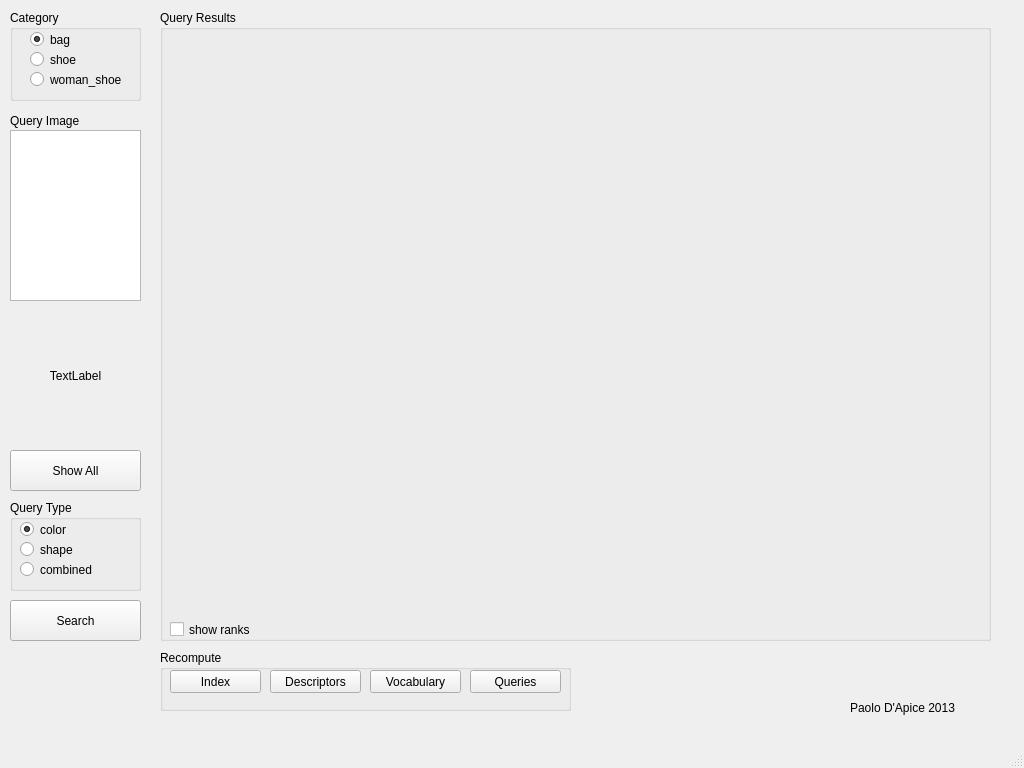
The window that demo/src/demo.ui (dapicester/image-search) describes before a commit, drawn with Qt 5.
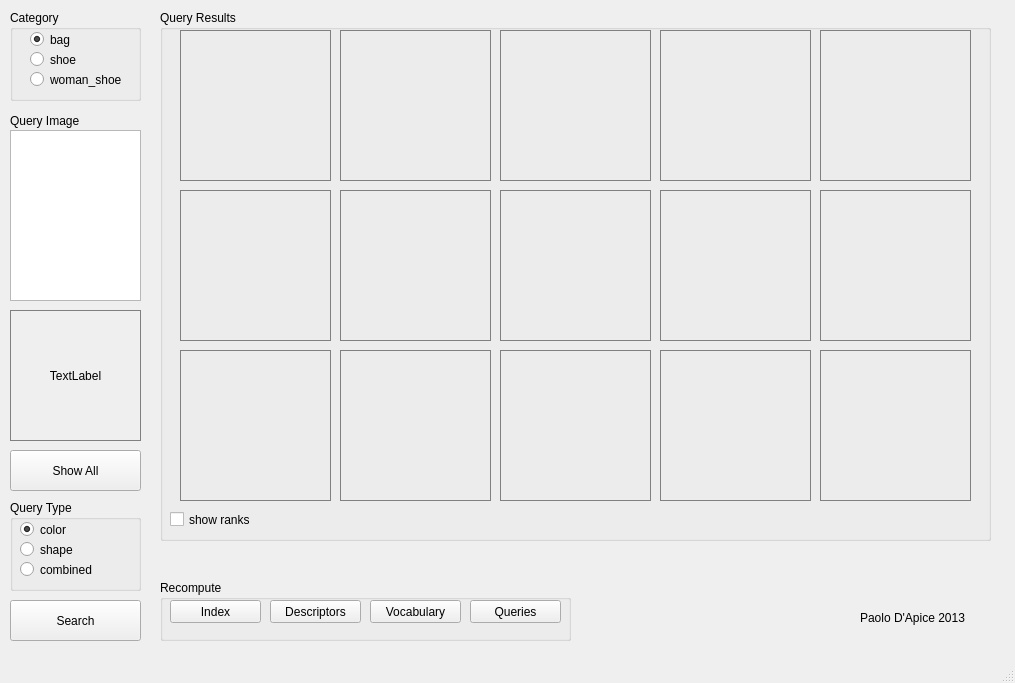
The same window after the commit.

Commit message: Added labels for query results

Diff of the .ui file:
```diff
--- a/demo/src/demo.ui
+++ b/demo/src/demo.ui
@@ -6,8 +6,8 @@
    <rect>
     <x>0</x>
     <y>0</y>
-    <width>1024</width>
-    <height>768</height>
+    <width>1015</width>
+    <height>683</height>
    </rect>
   </property>
   <property name="windowTitle">
@@ -187,7 +187,7 @@
       <x>160</x>
       <y>10</y>
       <width>831</width>
-      <height>631</height>
+      <height>531</height>
      </rect>
     </property>
     <property name="title">
@@ -197,7 +197,7 @@
      <property name="geometry">
       <rect>
        <x>10</x>
-       <y>610</y>
+       <y>500</y>
        <width>101</width>
        <height>19</height>
       </rect>
@@ -206,12 +206,477 @@
       <string>show ranks</string>
      </property>
     </widget>
+    <widget class="QLabel" name="queryResult_1">
+     <property name="geometry">
+      <rect>
+       <x>20</x>
+       <y>20</y>
+       <width>151</width>
+       <height>151</height>
+      </rect>
+     </property>
+     <property name="toolTip">
+      <string>Images similar to this will be retrieved</string>
+     </property>
+     <property name="styleSheet">
+      <string notr="true">border: 1px solid gray</string>
+     </property>
+     <property name="frameShadow">
+      <enum>QFrame::Plain</enum>
+     </property>
+     <property name="midLineWidth">
+      <number>1</number>
+     </property>
+     <property name="text">
+      <string/>
+     </property>
+     <property name="scaledContents">
+      <bool>false</bool>
+     </property>
+     <property name="alignment">
+      <set>Qt::AlignCenter</set>
+     </property>
+    </widget>
+    <widget class="QLabel" name="queryResult_2">
+     <property name="geometry">
+      <rect>
+       <x>180</x>
+       <y>20</y>
+       <width>151</width>
+       <height>151</height>
+      </rect>
+     </property>
+     <property name="toolTip">
+      <string>Images similar to this will be retrieved</string>
+     </property>
+     <property name="styleSheet">
+      <string notr="true">border: 1px solid gray</string>
+     </property>
+     <property name="frameShadow">
+      <enum>QFrame::Plain</enum>
+     </property>
+     <property name="midLineWidth">
+      <number>1</number>
+     </property>
+     <property name="text">
+      <string/>
+     </property>
+     <property name="scaledContents">
+      <bool>false</bool>
+     </property>
+     <property name="alignment">
+      <set>Qt::AlignCenter</set>
+     </property>
+    </widget>
+    <widget class="QLabel" name="queryResult_3">
+     <property name="geometry">
+      <rect>
+       <x>340</x>
+       <y>20</y>
+       <width>151</width>
+       <height>151</height>
+      </rect>
+     </property>
+     <property name="toolTip">
+      <string>Images similar to this will be retrieved</string>
+     </property>
+     <property name="styleSheet">
+      <string notr="true">border: 1px solid gray</string>
+     </property>
+     <property name="frameShadow">
+      <enum>QFrame::Plain</enum>
+     </property>
+     <property name="midLineWidth">
+      <number>1</number>
+     </property>
+     <property name="text">
+      <string/>
+     </property>
+     <property name="scaledContents">
+      <bool>false</bool>
+     </property>
+     <property name="alignment">
+      <set>Qt::AlignCenter</set>
+     </property>
+    </widget>
+    <widget class="QLabel" name="queryResult_4">
+     <property name="geometry">
+      <rect>
+       <x>500</x>
+       <y>20</y>
+       <width>151</width>
+       <height>151</height>
+      </rect>
+     </property>
+     <property name="toolTip">
+      <string>Images similar to this will be retrieved</string>
+     </property>
+     <property name="styleSheet">
+      <string notr="true">border: 1px solid gray</string>
+     </property>
+     <property name="frameShadow">
+      <enum>QFrame::Plain</enum>
+     </property>
+     <property name="midLineWidth">
+      <number>1</number>
+     </property>
+     <property name="text">
+      <string/>
+     </property>
+     <property name="scaledContents">
+      <bool>false</bool>
+     </property>
+     <property name="alignment">
+      <set>Qt::AlignCenter</set>
+     </property>
+    </widget>
+    <widget class="QLabel" name="queryResult_5">
+     <property name="geometry">
+      <rect>
+       <x>660</x>
+       <y>20</y>
+       <width>151</width>
+       <height>151</height>
+      </rect>
+     </property>
+     <property name="toolTip">
+      <string>Images similar to this will be retrieved</string>
+     </property>
+     <property name="styleSheet">
+      <string notr="true">border: 1px solid gray</string>
+     </property>
+     <property name="frameShadow">
+      <enum>QFrame::Plain</enum>
+     </property>
+     <property name="midLineWidth">
+      <number>1</number>
+     </property>
+     <property name="text">
+      <string/>
+     </property>
+     <property name="scaledContents">
+      <bool>false</bool>
+     </property>
+     <property name="alignment">
+      <set>Qt::AlignCenter</set>
+     </property>
+    </widget>
+    <widget class="QLabel" name="queryResult_7">
+     <property name="geometry">
+      <rect>
+       <x>180</x>
+       <y>180</y>
+       <width>151</width>
+       <height>151</height>
+      </rect>
+     </property>
+     <property name="toolTip">
+      <string>Images similar to this will be retrieved</string>
+     </property>
+     <property name="styleSheet">
+      <string notr="true">border: 1px solid gray</string>
+     </property>
+     <property name="frameShadow">
+      <enum>QFrame::Plain</enum>
+     </property>
+     <property name="midLineWidth">
+      <number>1</number>
+     </property>
+     <property name="text">
+      <string/>
+     </property>
+     <property name="scaledContents">
+      <bool>false</bool>
+     </property>
+     <property name="alignment">
+      <set>Qt::AlignCenter</set>
+     </property>
+    </widget>
+    <widget class="QLabel" name="queryResult_8">
+     <property name="geometry">
+      <rect>
+       <x>340</x>
+       <y>180</y>
+       <width>151</width>
+       <height>151</height>
+      </rect>
+     </property>
+     <property name="toolTip">
+      <string>Images similar to this will be retrieved</string>
+     </property>
+     <property name="styleSheet">
+      <string notr="true">border: 1px solid gray</string>
+     </property>
+     <property name="frameShadow">
+      <enum>QFrame::Plain</enum>
+     </property>
+     <property name="midLineWidth">
+      <number>1</number>
+     </property>
+     <property name="text">
+      <string/>
+     </property>
+     <property name="scaledContents">
+      <bool>false</bool>
+     </property>
+     <property name="alignment">
+      <set>Qt::AlignCenter</set>
+     </property>
+    </widget>
+    <widget class="QLabel" name="queryResult_9">
+     <property name="geometry">
+      <rect>
+       <x>500</x>
+       <y>180</y>
+       <width>151</width>
+       <height>151</height>
+      </rect>
+     </property>
+     <property name="toolTip">
+      <string>Images similar to this will be retrieved</string>
+     </property>
+     <property name="styleSheet">
+      <string notr="true">border: 1px solid gray</string>
+     </property>
+     <property name="frameShadow">
+      <enum>QFrame::Plain</enum>
+     </property>
+     <property name="midLineWidth">
+      <number>1</number>
+     </property>
+     <property name="text">
+      <string/>
+     </property>
+     <property name="scaledContents">
+      <bool>false</bool>
+     </property>
+     <property name="alignment">
+      <set>Qt::AlignCenter</set>
+     </property>
+    </widget>
+    <widget class="QLabel" name="queryResult_10">
+     <property name="geometry">
+      <rect>
+       <x>660</x>
+       <y>180</y>
+       <width>151</width>
+       <height>151</height>
+      </rect>
+     </property>
+     <property name="toolTip">
+      <string>Images similar to this will be retrieved</string>
+     </property>
+     <property name="styleSheet">
+      <string notr="true">border: 1px solid gray</string>
+     </property>
+     <property name="frameShadow">
+      <enum>QFrame::Plain</enum>
+     </property>
+     <property name="midLineWidth">
+      <number>1</number>
+     </property>
+     <property name="text">
+      <string/>
+     </property>
+     <property name="scaledContents">
+      <bool>false</bool>
+     </property>
+     <property name="alignment">
+      <set>Qt::AlignCenter</set>
+     </property>
+    </widget>
+    <widget class="QLabel" name="queryResult_6">
+     <property name="geometry">
+      <rect>
+       <x>20</x>
+       <y>180</y>
+       <width>151</width>
+       <height>151</height>
+      </rect>
+     </property>
+     <property name="toolTip">
+      <string>Images similar to this will be retrieved</string>
+     </property>
+     <property name="styleSheet">
+      <string notr="true">border: 1px solid gray</string>
+     </property>
+     <property name="frameShadow">
+      <enum>QFrame::Plain</enum>
+     </property>
+     <property name="midLineWidth">
+      <number>1</number>
+     </property>
+     <property name="text">
+      <string/>
+     </property>
+     <property name="scaledContents">
+      <bool>false</bool>
+     </property>
+     <property name="alignment">
+      <set>Qt::AlignCenter</set>
+     </property>
+    </widget>
+    <widget class="QLabel" name="queryResult_12">
+     <property name="geometry">
+      <rect>
+       <x>180</x>
+       <y>340</y>
+       <width>151</width>
+       <height>151</height>
+      </rect>
+     </property>
+     <property name="toolTip">
+      <string>Images similar to this will be retrieved</string>
+     </property>
+     <property name="styleSheet">
+      <string notr="true">border: 1px solid gray</string>
+     </property>
+     <property name="frameShadow">
+      <enum>QFrame::Plain</enum>
+     </property>
+     <property name="midLineWidth">
+      <number>1</number>
+     </property>
+     <property name="text">
+      <string/>
+     </property>
+     <property name="scaledContents">
+      <bool>false</bool>
+     </property>
+     <property name="alignment">
+      <set>Qt::AlignCenter</set>
+     </property>
+    </widget>
+    <widget class="QLabel" name="queryResult_13">
+     <property name="geometry">
+      <rect>
+       <x>340</x>
+       <y>340</y>
+       <width>151</width>
+       <height>151</height>
+      </rect>
+     </property>
+     <property name="toolTip">
+      <string>Images similar to this will be retrieved</string>
+     </property>
+     <property name="styleSheet">
+      <string notr="true">border: 1px solid gray</string>
+     </property>
+     <property name="frameShadow">
+      <enum>QFrame::Plain</enum>
+     </property>
+     <property name="midLineWidth">
+      <number>1</number>
+     </property>
+     <property name="text">
+      <string/>
+     </property>
+     <property name="scaledContents">
+      <bool>false</bool>
+     </property>
+     <property name="alignment">
+      <set>Qt::AlignCenter</set>
+     </property>
+    </widget>
+    <widget class="QLabel" name="queryResult_14">
+     <property name="geometry">
+      <rect>
+       <x>500</x>
+       <y>340</y>
+       <width>151</width>
+       <height>151</height>
+      </rect>
+     </property>
+     <property name="toolTip">
+      <string>Images similar to this will be retrieved</string>
+     </property>
+     <property name="styleSheet">
+      <string notr="true">border: 1px solid gray</string>
+     </property>
+     <property name="frameShadow">
+      <enum>QFrame::Plain</enum>
+     </property>
+     <property name="midLineWidth">
+      <number>1</number>
+     </property>
+     <property name="text">
+      <string/>
+     </property>
+     <property name="scaledContents">
+      <bool>false</bool>
+     </property>
+     <property name="alignment">
+      <set>Qt::AlignCenter</set>
+     </property>
+    </widget>
+    <widget class="QLabel" name="queryResult_15">
+     <property name="geometry">
+      <rect>
+       <x>660</x>
+       <y>340</y>
+       <width>151</width>
+       <height>151</height>
+      </rect>
+     </property>
+     <property name="toolTip">
+      <string>Images similar to this will be retrieved</string>
+     </property>
+     <property name="styleSheet">
+      <string notr="true">border: 1px solid gray</string>
+     </property>
+     <property name="frameShadow">
+      <enum>QFrame::Plain</enum>
+     </property>
+     <property name="midLineWidth">
+      <number>1</number>
+     </property>
+     <property name="text">
+      <string/>
+     </property>
+     <property name="scaledContents">
+      <bool>false</bool>
+     </property>
+     <property name="alignment">
+      <set>Qt::AlignCenter</set>
+     </property>
+    </widget>
+    <widget class="QLabel" name="queryResult_11">
+     <property name="geometry">
+      <rect>
+       <x>20</x>
+       <y>340</y>
+       <width>151</width>
+       <height>151</height>
+      </rect>
+     </property>
+     <property name="toolTip">
+      <string>Images similar to this will be retrieved</string>
+     </property>
+     <property name="styleSheet">
+      <string notr="true">border: 1px solid gray</string>
+     </property>
+     <property name="frameShadow">
+      <enum>QFrame::Plain</enum>
+     </property>
+     <property name="midLineWidth">
+      <number>1</number>
+     </property>
+     <property name="text">
+      <string/>
+     </property>
+     <property name="scaledContents">
+      <bool>false</bool>
+     </property>
+     <property name="alignment">
+      <set>Qt::AlignCenter</set>
+     </property>
+    </widget>
    </widget>
    <widget class="QLabel" name="label_2">
     <property name="geometry">
      <rect>
-      <x>850</x>
-      <y>700</y>
+      <x>860</x>
+      <y>610</y>
       <width>111</width>
       <height>16</height>
      </rect>
@@ -224,7 +689,7 @@
     <property name="geometry">
      <rect>
       <x>160</x>
-      <y>650</y>
+      <y>580</y>
       <width>411</width>
       <height>61</height>
      </rect>
@@ -310,6 +775,9 @@
     <property name="toolTip">
      <string>Images similar to this will be retrieved</string>
     </property>
+    <property name="styleSheet">
+     <string notr="true">border: 1px solid gray</string>
+    </property>
     <property name="text">
      <string>TextLabel</string>
     </property>
```
Left out of the diff: 4 changed lines with no effect on the pictures. The commit also changes 2 other files.
